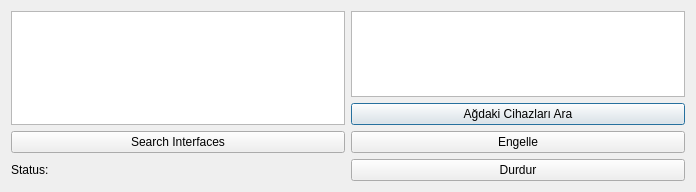
Before: the Qt Designer form gui.ui in onuragtas/PyNetworkBlocker, drawn with Qt 5.
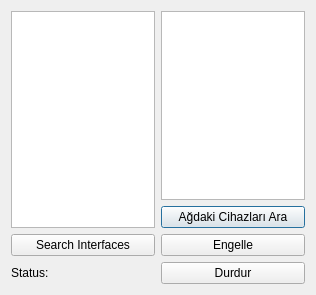
After: the same form once the commit is applied.

Commit message: gui width, height

What changed in the file:
```diff
--- a/gui.ui
+++ b/gui.ui
@@ -6,8 +6,8 @@
    <rect>
     <x>0</x>
     <y>0</y>
-    <width>696</width>
-    <height>192</height>
+    <width>316</width>
+    <height>295</height>
    </rect>
   </property>
   <property name="windowTitle">
```
The commit also changes 1 other file.
